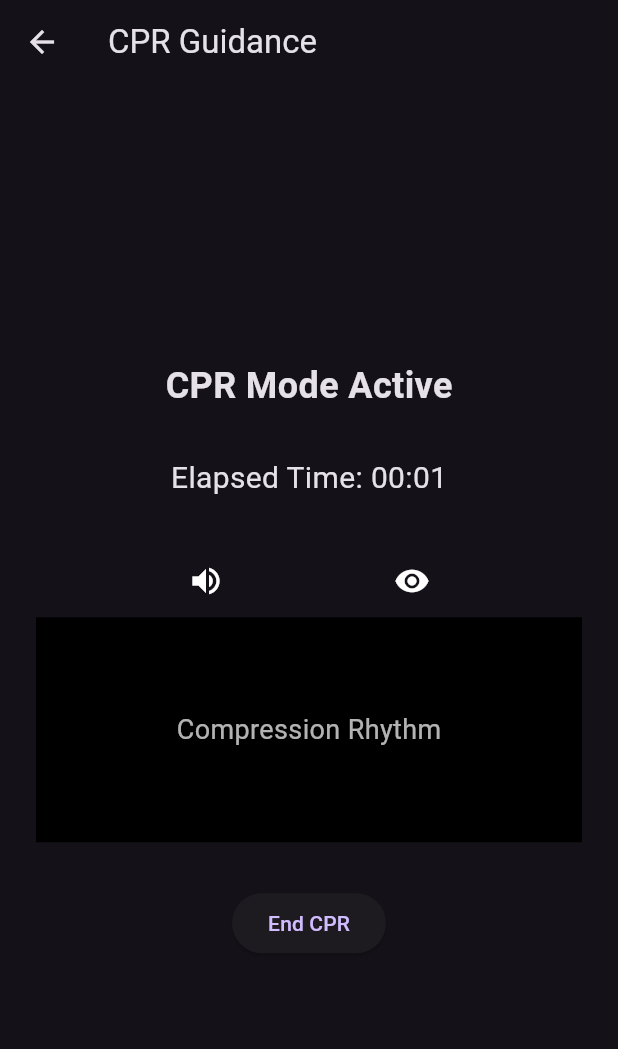
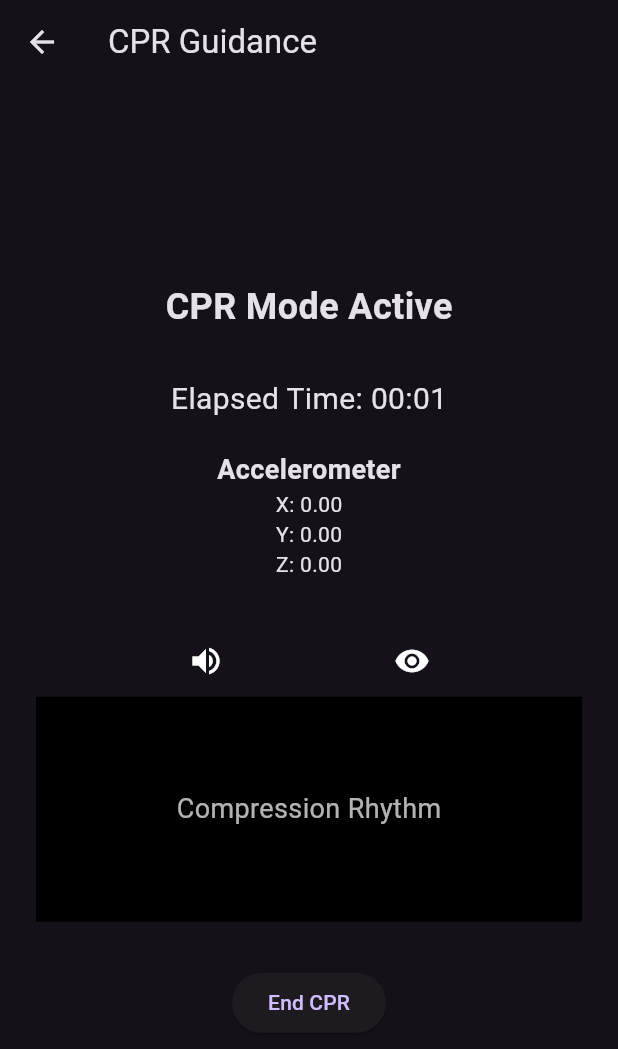
Before and after one commit to birchbdev/cpr-assistant-app, a Flutter app: the CPRScreen screen opened by its route, on a phone screen of 412 x 824 dp. Shown: the top 1049 px of the screen. Run offline on Flutter 3.47's test engine with Material 3 defaults, Android fonts, the phone set to English and light mode, and no system bars; our stand-ins replace audioplayers, sensors_plus.

Commit message:
Feature: added real-time accelerometer data to cpr-screen

```diff
--- a/lib/screens/cpr_screen.dart
+++ b/lib/screens/cpr_screen.dart
@@ -2,6 +2,7 @@ import 'dart:async';
 import 'package:flutter/material.dart';
 
 import 'package:audioplayers/audioplayers.dart';
+import 'package:sensors_plus/sensors_plus.dart';
 
 final AudioPlayer _audioPlayer = AudioPlayer();
 bool _pulseOn = false;
@@ -19,6 +20,11 @@ class _CPRScreenState extends State<CPRScreen> {
   int _elapsedSeconds = 0;
   bool _audioEnabled = true;
   bool _visualEnabled = true;
+  double _x = 0.0;
+  double _y = 0.0;
+  double _z = 0.0;
+  late StreamSubscription<AccelerometerEvent> _accelSubscription;
+
 
   @override
   void initState() {
@@ -45,6 +51,17 @@ class _CPRScreenState extends State<CPRScreen> {
     //     _pulseOn = !_pulseOn; // Toggle visual cue
     //   });
     });
+
+
+      _accelSubscription = accelerometerEvents.listen((AccelerometerEvent event) {
+    setState(() {
+      _x = event.x;
+      _y = event.y;
+      _z = event.z;
+    });
+  });
+
+
   }
 
   @override
@@ -53,6 +70,7 @@ class _CPRScreenState extends State<CPRScreen> {
     super.dispose();
     _metronomeTimer.cancel();
     _audioPlayer.dispose();
+    _accelSubscription.cancel();
   }
 
   void _playTick() async {
@@ -88,6 +106,19 @@ class _CPRScreenState extends State<CPRScreen> {
               'Elapsed Time: ${_formatElapsedTime()}',
               style: const TextStyle(fontSize: 20),
             ),
+
+
+            const SizedBox(height: 20),
+            Text(
+              'Accelerometer',
+              style: TextStyle(fontSize: 18, fontWeight: FontWeight.bold),
+            ),
+            Text('X: ${_x.toStringAsFixed(2)}'),
+            Text('Y: ${_y.toStringAsFixed(2)}'),
+            Text('Z: ${_z.toStringAsFixed(2)}'),
+
+
+
             const SizedBox(height: 30),
 
 
```
Also changed, not shown: pubspec.yaml (+5 -5 lines), pubspec.lock, 2 other files.
